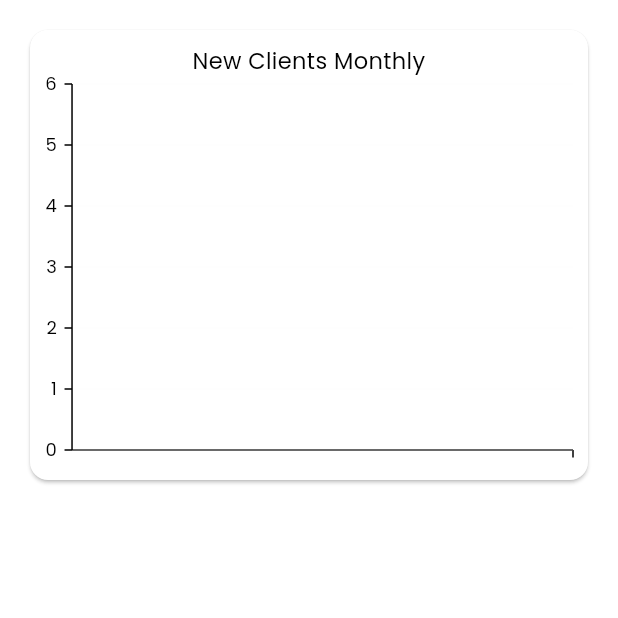
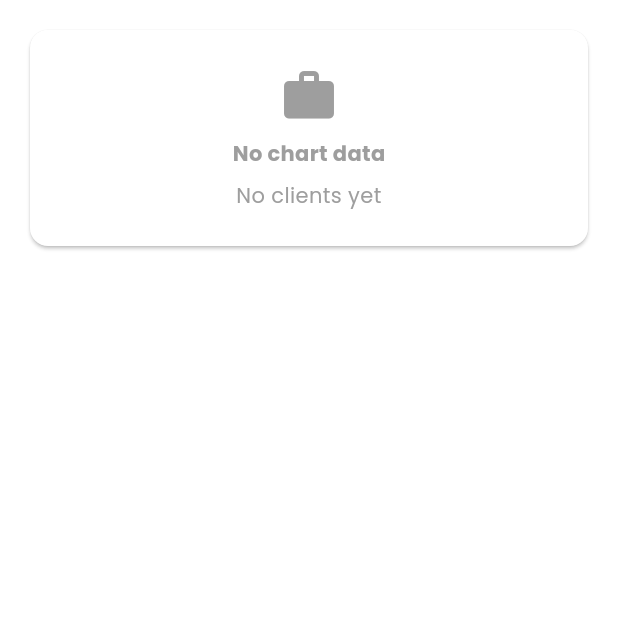
Before and after one commit to jbranabb/kliencash, a Flutter app: the TabbarClient screen opened directly, on a phone screen of 412 x 824 dp, the top half of it. Run offline on Flutter 3.47's test engine with Material 3 defaults, Android fonts, the phone set to English and light mode, and no system bars; our stand-ins replace bloc, calendar_date_picker2, country_code_picker, easy_localization, flutter_bloc, flutter_slidable and 8 more; accounts and stored records are empty.

Commit message:
feat(tabbar_client) adding empty state

```diff
--- a/lib/Screens/pages/mainGrid/report/tabbar_client.dart
+++ b/lib/Screens/pages/mainGrid/report/tabbar_client.dart
@@ -19,10 +19,39 @@ class TabbarClient extends StatelessWidget {
             Padding(
               padding: const EdgeInsets.all(16),
               child: Card(
-                child: BlocBuilder<ChartDataClientCubit, List<ClientMonthlyData>>(
+                child:
+                    BlocBuilder<ChartDataClientCubit, List<ClientMonthlyData>>(
                       builder: (context, state) {
+                        if (state.isEmpty) {
+                          return SizedBox(
+                        width: double.maxFinite,
+                        child: Column(
+                          mainAxisAlignment: MainAxisAlignment.center,
+                          crossAxisAlignment: CrossAxisAlignment.center,
+                          spacing: 8,
+                          children: [
+                            SizedBox(height: 16),
+                            Icon(Icons.work, size: 40, color: Colors.grey),
+                            MyText(
+                              title: LocaleKeys.noChartData.tr(),
+                              fontWeight: FontWeight.bold,
+                              color: Colors.grey,
+                            ),
+                            MyText(
+                              title:
+                                  LocaleKeys.noClient.tr(),
+                              textAlign: TextAlign.center,
+                              color: Colors.grey,
+                            ),
+                            SizedBox(height: 16),
+                          ],
+                        ),
+                      );
+                        }
                         return SfCartesianChart(
-                      title: ChartTitle(text: LocaleKeys.newClientsMonthly.tr()),
+                          title: ChartTitle(
+                            text: LocaleKeys.newClientsMonthly.tr(),
+                          ),
                           primaryXAxis: CategoryAxis(
                             majorGridLines: const MajorGridLines(),
                           ),
```
Lines whose indentation alone changed are shown as unchanged.
